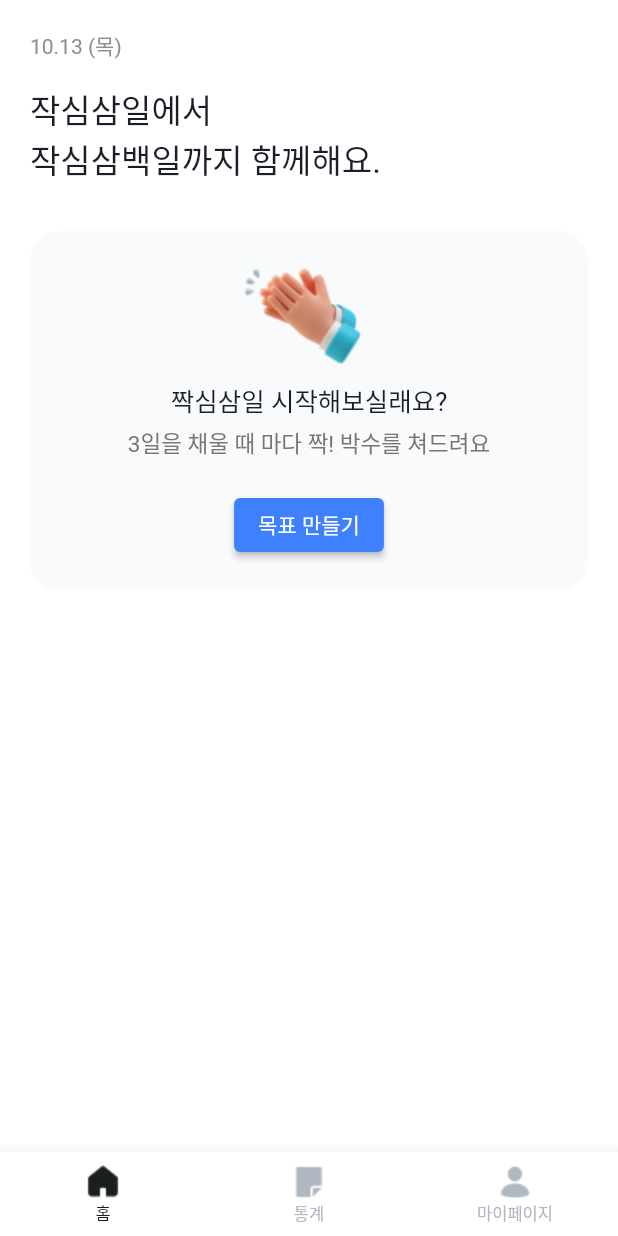
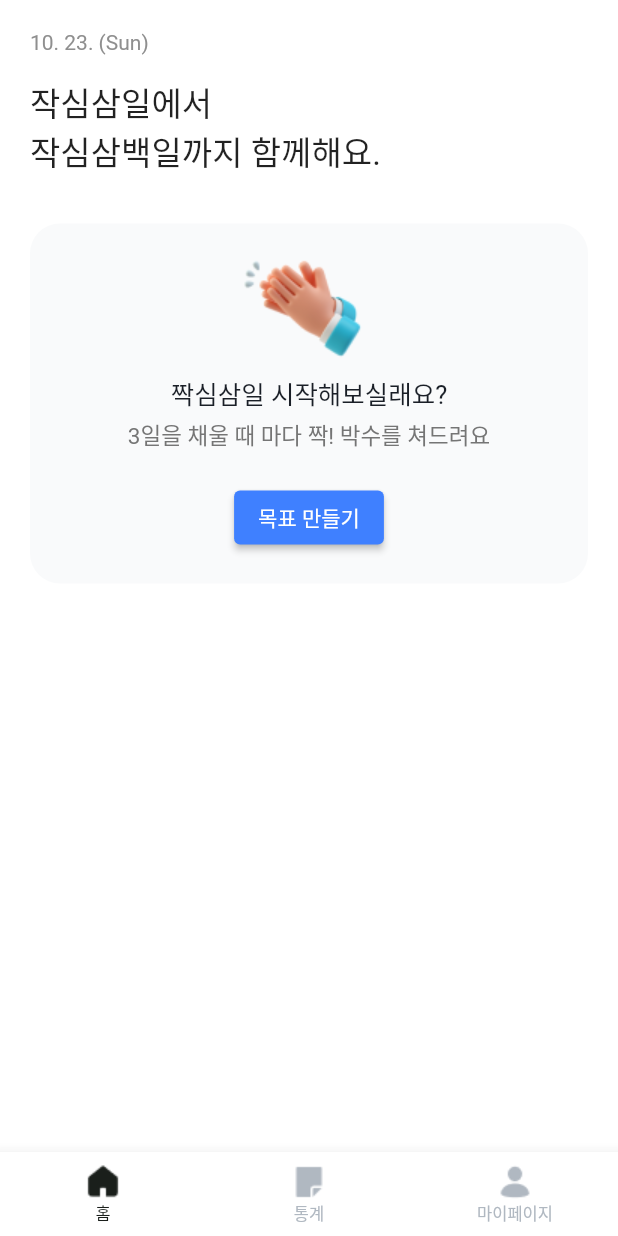
Before and after one commit to depromeet12th/three-days-flutter-archived, a Flutter app: the screen it shows after launch, on a phone screen of 412 x 824 dp. Run offline on Flutter 3.47's test engine with Material 2 defaults, Android fonts, the phone set to English and light mode, and no system bars; our stand-ins replace firebase_core, flutter_dotenv, sqflite; accounts and stored records are empty; Roboto replaces fonts that are missing (Suit).

Commit message:
feat: 오늘 날짜 추가

```diff
--- a/lib/goal/goal_list_page.dart
+++ b/lib/goal/goal_list_page.dart
@@ -1,5 +1,6 @@
 import 'package:flutter/foundation.dart';
 import 'package:flutter/material.dart';
+import 'package:intl/intl.dart';
 import 'package:three_days/goal/goal.dart';
 import 'package:three_days/goal/goal_repository.dart';
 import 'package:three_days/goal/goal_widget.dart';
@@ -53,11 +54,9 @@ class _GoalListPageState extends State<GoalListPage> {
                 Column(
                   crossAxisAlignment: CrossAxisAlignment.start,
                   children: [
-                    // TODO: 현재 날짜
-                    // TODO: Formatting
-                    const Text(
-                      '10.13 (목)',
-                      style: TextStyle(
+                    Text(
+                      _getFormattedDate(),
+                      style: const TextStyle(
                         color: Color.fromRGBO(0x8F, 0x8F, 0x8F, 1.0),
                         fontSize: 14,
                       ),
@@ -71,7 +70,6 @@ class _GoalListPageState extends State<GoalListPage> {
                         const Text(
                           '작심삼일에서\n작심삼백일까지 함께해요.',
                           style: TextStyle(
-                            color: Color.fromRGBO(0x1A, 0x1F, 0x27, 1.0),
                             fontSize: 22,
                           ),
                         ),
@@ -167,6 +165,12 @@ class _GoalListPageState extends State<GoalListPage> {
       separatorBuilder: (BuildContext context, int index) =>
           const SizedBox(height: 10),
     );
+  }
+
+  String _getFormattedDate() {
+    /// TODO: current locale
+    final formatted = DateFormat('MM. dd. (E)').format(DateTime.now());
+    return formatted;
   }
 
   /// goal_widget 에서 호출하는 콜백 메서드.
```
